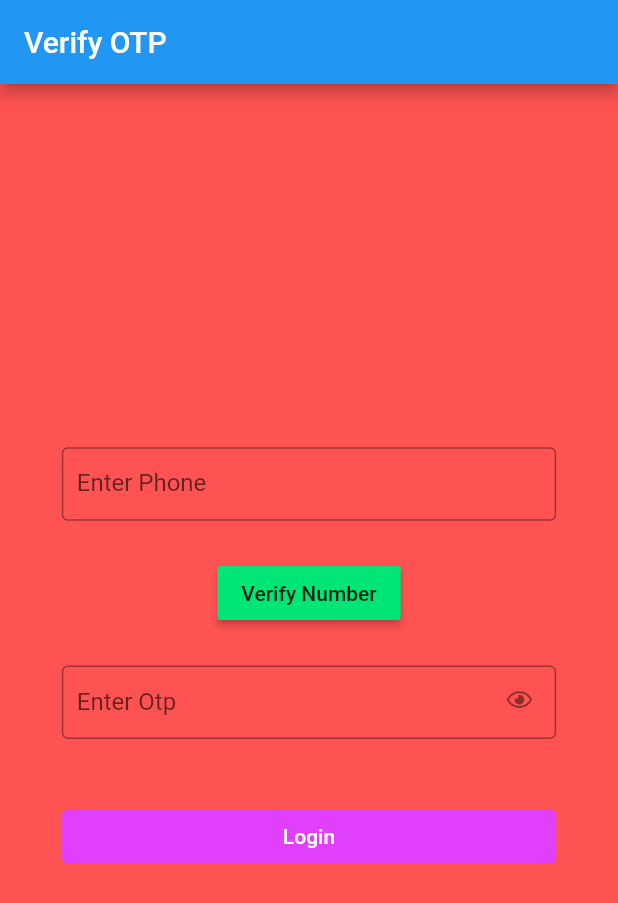
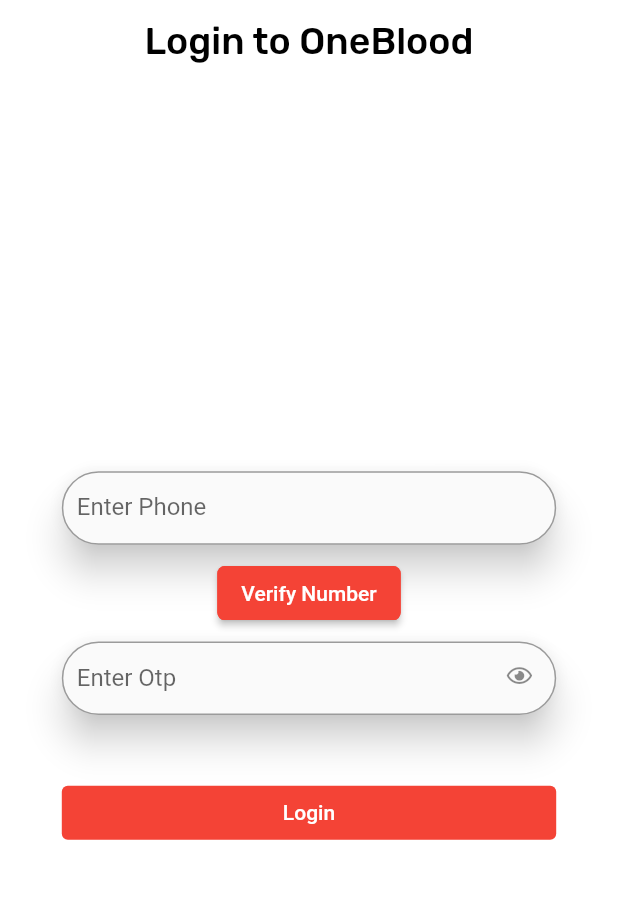
Before and after one commit to JayeshJain25/Blood_Donation_Flutter_App, a Flutter app: the screen it shows after launch, after a tap on "Verify Number", on a phone screen of 412 x 824 dp. Shown: the top 903 px of the screen. Run offline on Flutter 3.47's test engine with Material 2 defaults, Android fonts, the phone set to English and light mode, and no system bars; our stand-ins replace auto_size_text, cached_network_image, cloud_firestore, firebase_auth, firebase_core, flutter_spinkit and 6 more; missing offline and left inert: google_maps_webservice; accounts and stored records are empty; network calls fail.

Commit message:
third commit

```diff
--- a/lib/screen/phone_number_auth.dart
+++ b/lib/screen/phone_number_auth.dart
@@ -4,6 +4,7 @@ import 'package:firebase_auth/firebase_auth.dart';
 import 'package:flutter/material.dart';
 import 'package:flutter/services.dart';
 import 'package:font_awesome_flutter/font_awesome_flutter.dart';
+import 'package:google_fonts/google_fonts.dart';
 
 import 'home_screen.dart';
 
@@ -152,12 +153,20 @@ class _PhoneNumberState extends State<PhoneNumberAuth> {
     Size size = MediaQuery.of(context).size;
     return Scaffold(
         appBar: AppBar(
-          title: const Text("Verify OTP"),
-          backwardsCompatibility: false,
+          centerTitle: true,
+          backgroundColor: Colors.transparent,
+          elevation: 0,
+          title: Text(
+            "Login to OneBlood",
+            style: GoogleFonts.rubik(
+              color: Colors.black,
+              fontSize: 25,
+            ),
+          ),
           systemOverlayStyle:
               const SystemUiOverlayStyle(statusBarColor: Colors.blue),
         ),
-        backgroundColor: Colors.redAccent,
+        backgroundColor: Colors.white,
         body: Center(
           child: Form(
             key: _formKey,
@@ -166,37 +175,53 @@ class _PhoneNumberState extends State<PhoneNumberAuth> {
               children: [
                 SizedBox(
                   width: size.width * 0.8,
+                  child: Material(
+                    elevation: 10.0,
+                    shadowColor: Colors.grey.shade300,
+                    borderRadius: BorderRadius.circular(25.0),
                     child: TextFormField(
                         keyboardType: TextInputType.phone,
                         controller: phoneNumber,
                         decoration: InputDecoration(
                           labelText: "Enter Phone",
+                          border: OutlineInputBorder(
+                            borderRadius: BorderRadius.circular(25.0),
+                          ),
                           contentPadding: const EdgeInsets.symmetric(
                               vertical: 15.0, horizontal: 10.0),
-                        border: border,
                         )),
+                  ),
                 ),
                 SizedBox(
                   height: size.height * 0.01,
                 ),
-                Container(
-                  padding: const EdgeInsets.symmetric(vertical: 16.0),
-                  alignment: Alignment.center,
-                  child: RaisedButton(
-                    color: Colors.greenAccent[400],
-                    child: const Text("Verify Number"),
+                ElevatedButton(
+                  child: Text("Verify Number",
+                      style: const TextStyle(fontSize: 14)),
+                  style: ButtonStyle(
+                      foregroundColor:
+                          MaterialStateProperty.all<Color>(Colors.white),
+                      backgroundColor:
+                          MaterialStateProperty.all<Color>(Colors.red),
+                      shape: MaterialStateProperty.all<RoundedRectangleBorder>(
+                          RoundedRectangleBorder(
+                              borderRadius: BorderRadius.circular(5),
+                              side: const BorderSide(color: Colors.red)))),
                   onPressed: () async {
                     phoneSignIn(
                       phoneNumber: phoneNumber.text,
                     );
                   },
                 ),
-                ),
                 SizedBox(
                   height: size.height * 0.01,
                 ),
                 SizedBox(
                   width: size.width * 0.8,
+                  child: Material(
+                    elevation: 10.0,
+                    shadowColor: Colors.grey.shade300,
+                    borderRadius: BorderRadius.circular(25.0),
                     child: TextFormField(
                       keyboardType: TextInputType.number,
                       controller: otpCode,
@@ -205,13 +230,16 @@ class _PhoneNumberState extends State<PhoneNumberAuth> {
                         labelText: "Enter Otp",
                         contentPadding: const EdgeInsets.symmetric(
                             vertical: 15.0, horizontal: 10.0),
-                      border: border,
+                        border: OutlineInputBorder(
+                          borderRadius: BorderRadius.circular(25.0),
+                        ),
                         suffixIcon: const Padding(
                           child: FaIcon(
                             FontAwesomeIcons.eye,
                             size: 15,
                           ),
                           padding: EdgeInsets.only(top: 15, left: 15),
+                        ),
                       ),
                     ),
                   ),
@@ -232,12 +260,13 @@ class _PhoneNumberState extends State<PhoneNumberAuth> {
                           },
                           child: const Text("Login"),
                           style: ButtonStyle(
-                              foregroundColor: MaterialStateProperty.all<Color>(
-                                  Colors.white),
-                              backgroundColor: MaterialStateProperty.all<Color>(
-                                  Colors.purpleAccent),
+                            foregroundColor:
+                                MaterialStateProperty.all<Color>(Colors.white),
+                            backgroundColor:
+                                MaterialStateProperty.all<Color>(Colors.red),
                             side: MaterialStateProperty.all<BorderSide>(
-                                  BorderSide.none)),
+                                BorderSide.none),
+                          ),
                         ),
                       )
                     : const CircularProgressIndicator(),
--- a/lib/screen/splash_screen.dart
+++ b/lib/screen/splash_screen.dart
@@ -5,6 +5,7 @@ import 'package:blood_donation_app/screen/home_screen.dart';
 import 'package:blood_donation_app/screen/phone_number_auth.dart';
 import 'package:firebase_auth/firebase_auth.dart';
 import 'package:flutter/material.dart';
+import 'package:google_fonts/google_fonts.dart';
 
 class SplashScreen extends StatefulWidget {
   const SplashScreen({Key? key}) : super(key: key);
@@ -20,24 +21,6 @@ class _SplashScreenState extends State<SplashScreen>
   final FirebaseAuth appAuth = FirebaseAuth.instance;
   @override
   void initState() {
-    _logoController = AnimationController(
-      vsync: this,
-      duration: const Duration(seconds: 2),
-    );
-
-    _logoAnimation = CurvedAnimation(
-      parent: _logoController,
-      curve: Curves.easeIn,
-    );
-
-    _logoAnimation.addListener(() {
-      if (_logoAnimation.status == AnimationStatus.completed) {
-        return;
-      }
-      setState(() {});
-    });
-
-    _logoController.forward();
     super.initState();
     startTime();
   }
@@ -66,12 +49,28 @@ class _SplashScreenState extends State<SplashScreen>
   Widget build(BuildContext context) {
     return Scaffold(
       body: Center(
-        child: SizedBox(
-          height: _logoAnimation.value * 250.0,
-          width: _logoAnimation.value * 250.0,
-          child: Image.asset(
-            "assets/logo.png",
-          ),
+        child: Column(
+          mainAxisAlignment: MainAxisAlignment.center,
+          children: [
+            SizedBox(
+              height: 250.0,
+              width: 250.0,
+              child: Image.asset(
+                "assets/logo.png",
+              ),
+            ),
+            const SizedBox(
+              height: 50,
+            ),
+            Text(
+              "OneBlood",
+              style: GoogleFonts.rubik(fontSize: 25, color: Color(0xFFa50c18)),
+            ),
+            Text(
+              "Blood Donation App",
+              style: GoogleFonts.rubik(fontSize: 25),
+            )
+          ],
         ),
       ),
     );
```
Also changed, not shown: 1 other file. Lines whose indentation alone changed are shown as unchanged.
